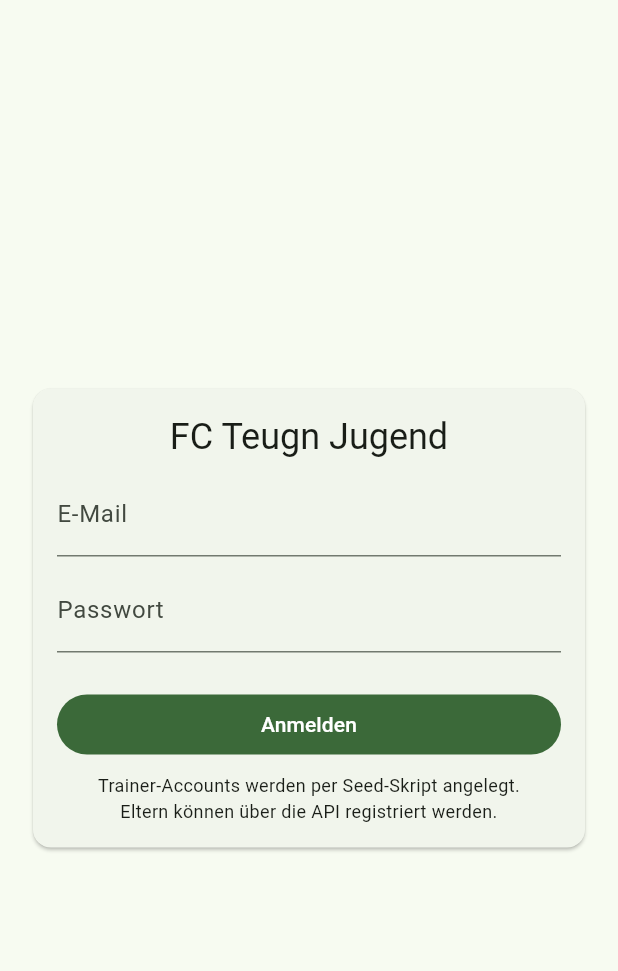
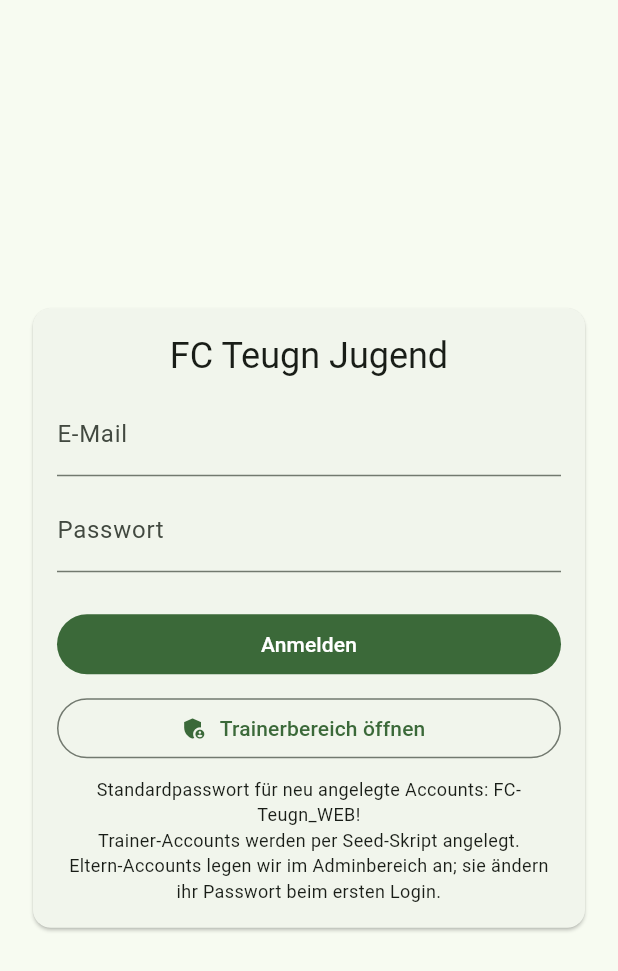
Before and after one commit to tbauer-oss/FC-Teugn, a Flutter app: the screen it shows after launch, on a phone screen of 412 x 824 dp. Shown: the top 971 px of the screen. Run offline on Flutter 3.47's test engine with Material 3 defaults, Android fonts, the phone set to English and light mode, and no system bars; our stand-ins replace dio, flutter_riverpod, go_router.

Commit message:
Add trainer shortcut and default password

```diff
--- a/fc_teugn_app/lib/features/auth/login_page.dart
+++ b/fc_teugn_app/lib/features/auth/login_page.dart
@@ -13,6 +13,9 @@ class _LoginPageState extends ConsumerState<LoginPage> {
   final _formKey = GlobalKey<FormState>();
   final _emailController = TextEditingController();
   final _passwordController = TextEditingController();
+
+  static const _defaultCoachEmail = 'tobias.bauer@fc-teugn.local';
+  static const _defaultPassword = 'FC-Teugn_WEB!';
 
   @override
   Widget build(BuildContext context) {
@@ -81,12 +84,31 @@ class _LoginPageState extends ConsumerState<LoginPage> {
                       ),
                     ),
                     const SizedBox(height: 8),
+                    SizedBox(
+                      width: double.infinity,
+                      child: OutlinedButton.icon(
+                        icon: const Icon(Icons.admin_panel_settings),
+                        onPressed: authState.loading
+                            ? null
+                            : () {
+                                _emailController.text = _defaultCoachEmail;
+                                _passwordController.text = _defaultPassword;
+                                authCtrl.login(
+                                  _emailController.text,
+                                  _passwordController.text,
+                                );
+                              },
+                        label: const Text('Trainerbereich öffnen'),
+                      ),
+                    ),
+                    const SizedBox(height: 8),
                     const Text(
-  		      'Trainer-Accounts werden per Seed-Skript angelegt.\n'
-		      'Eltern können über die API registriert werden.',
-		      textAlign: TextAlign.center,
-	              style: TextStyle(fontSize: 12),
-		    ),
+                      'Standardpasswort für neu angelegte Accounts: FC-Teugn_WEB!\n'
+                      'Trainer-Accounts werden per Seed-Skript angelegt.\n'
+                      'Eltern-Accounts legen wir im Adminbereich an; sie ändern ihr Passwort beim ersten Login.',
+                      textAlign: TextAlign.center,
+                      style: TextStyle(fontSize: 12),
+                    ),
                   ],
                 ),
               ),
```
Also changed, not shown: 1 other file.
